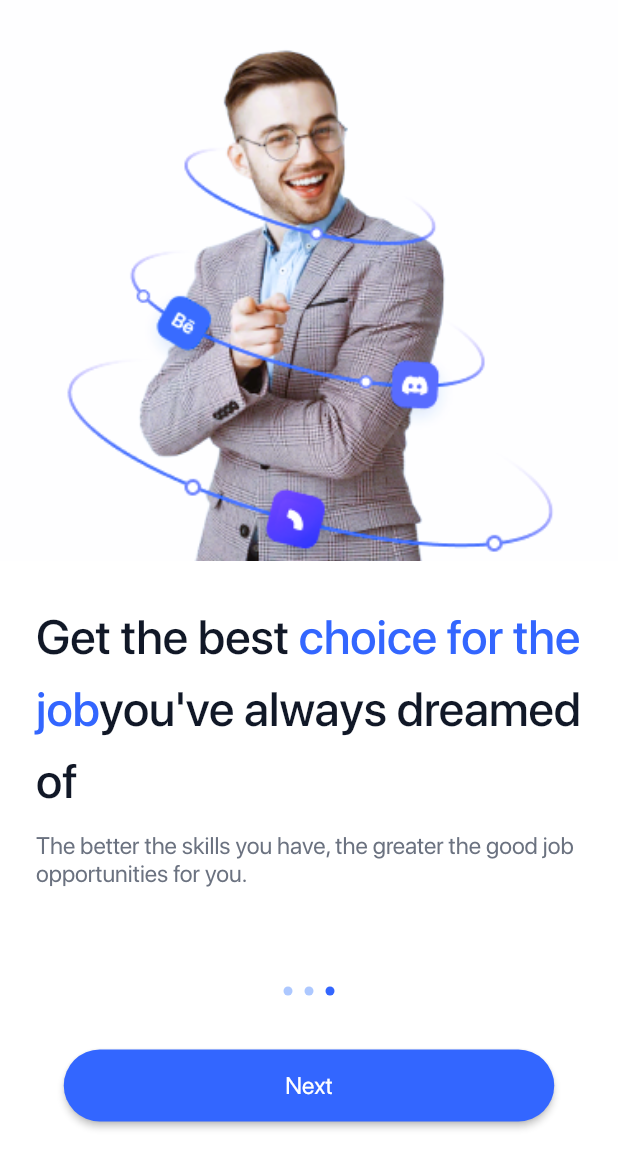
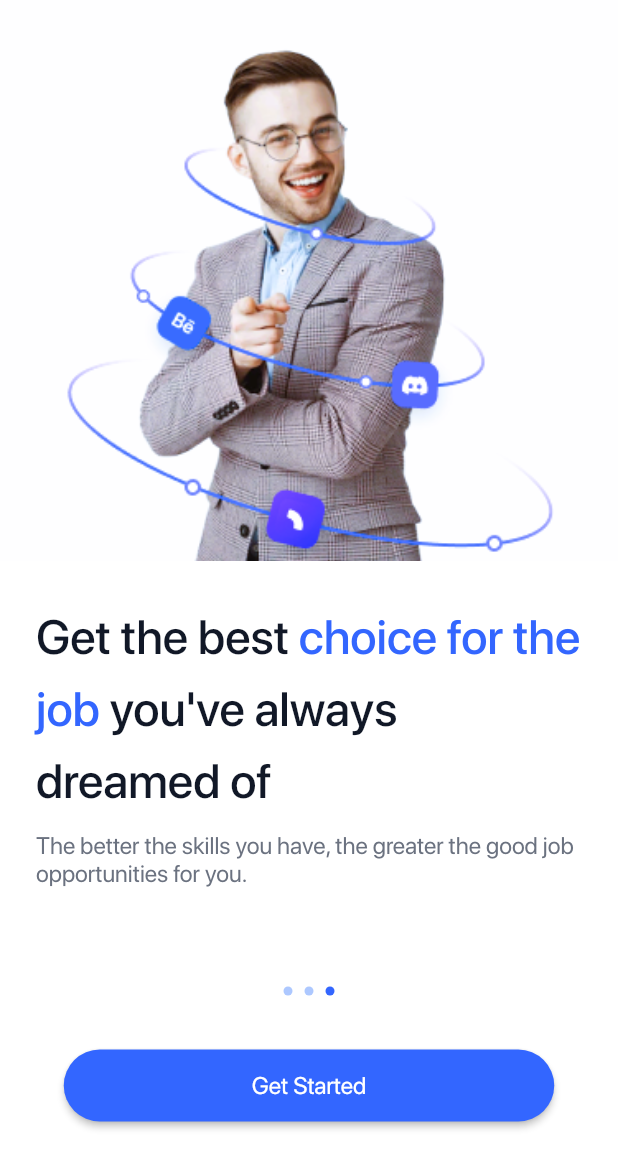
Before and after one commit to AhmedAwadNosir/Jobsque---Job-Finder-App, a Flutter app: the screen it shows after launch, swiped to page 3, on a phone screen of 412 x 824 dp, the part 77-1236 px from its top. Run offline on Flutter 3.47's test engine with Material 2 defaults, Android fonts, the phone set to English and light mode, and no system bars; drawn by our look-alikes of smooth_page_indicator.

Commit message:
chanage states of custom button

```diff
--- a/lib/Features/Onboarding/Views/Wedgits/custom_button.dart
+++ b/lib/Features/Onboarding/Views/Wedgits/custom_button.dart
@@ -4,11 +4,15 @@ import 'package:jobsque_jobfinder/Core/Utils/app_fonts_styles.dart';
 import '../../../../Core/Utils/app_colors.dart';
 
 class CustomButton extends StatelessWidget {
-  const CustomButton({
+   CustomButton({
     super.key,
     required this.onPressed,
+    required this.buttonName,
+   this.islastPage ,
   });
   final void Function()? onPressed;
+  final String buttonName;
+  bool? islastPage = false ;
   @override
   Widget build(BuildContext context) {
     return Padding(
@@ -23,8 +27,8 @@ class CustomButton extends StatelessWidget {
             minimumSize: const Size(327, 48),
             backgroundColor: const Color(AppColors.appPrimaryColors500),
           ),
-          child: const Text(
-            "Next",
+          child: Text(
+            islastPage!?"Get Started":buttonName,
             style: AppFontsStyles.textstyle16,
           ),
         ));
--- a/lib/Features/Onboarding/Views/Wedgits/onboarding_page_view_builder.dart
+++ b/lib/Features/Onboarding/Views/Wedgits/onboarding_page_view_builder.dart
@@ -26,7 +26,7 @@ class OnbardingPageView extends StatelessWidget {
     OnboardingModel(
       image: AppImages.appbackground3,
       titlePart1: "Get the best ",
-      titlePart2: "choice for the job",
+      titlePart2: "choice for the job ",
       titlePart3: "you've always dreamed of",
       subTitle:
           "The better the skills you have, the greater the good job opportunities for you.",
--- a/lib/Features/Onboarding/Views/Wedgits/onboarding_view_body.dart
+++ b/lib/Features/Onboarding/Views/Wedgits/onboarding_view_body.dart
@@ -16,16 +16,20 @@ class OnboardingViewBody extends StatefulWidget {
 
 class _OnboardingViewBodyState extends State<OnboardingViewBody> {
   late PageController _pageController;
+  int currentPage = 0;
+  bool isLastPage = false;
   @override
   void initState() {
     _pageController = PageController();
     // TODO: implement initState
     super.initState();
+    _pageController.addListener(_pagelistener);
   }
 
   @override
   void dispose() {
     _pageController.dispose();
+    _pageController.removeListener(_pagelistener);
     // TODO: implement dispose
     super.dispose();
   }
@@ -59,9 +63,20 @@ class _OnboardingViewBodyState extends State<OnboardingViewBody> {
             onPressed: () {
               goToNextPage(_pageController);
             },
+            buttonName: "Next",
+            islastPage: isLastPage,
+
           )
         ],
       ),
     );
   }
+
+  void _pagelistener() {
+    setState(() {
+      currentPage = _pageController.page!.round();
+      isLastPage =
+          currentPage == OnbardingPageView.onbardingPagesdata.length - 1;
+    });
+  }
 }
```
Also changed, not shown: lib/Core/Utils/assets/images/Rectangle 1814.png (added), lib/Core/Utils/assets/images/UI/vuesax/bold/vuesax/bold/bezier.svg (added), lib/Core/Utils/assets/images/vuesax/outline/pen-tool-2.svg (added).
